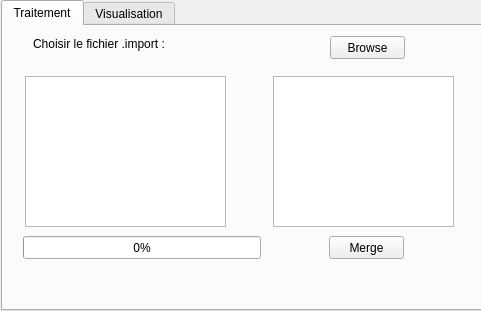
First picture: the form in Viewer/Version-T/Interface/mainwindow.ui, repository JulienAndre26/Modelisation-3D-par-Kinect, before the edit.
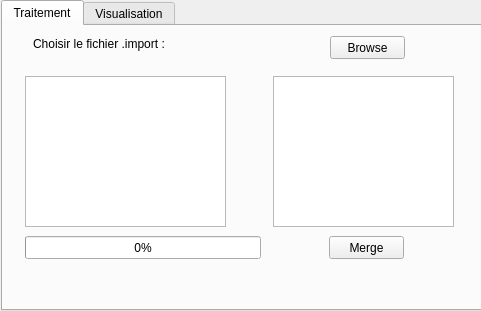
Second picture: the form after the edit.

Commit message: 2 pixels sur la droite

Patch:
```diff
--- a/Viewer/Version-T/Interface/mainwindow.ui
+++ b/Viewer/Version-T/Interface/mainwindow.ui
@@ -71,9 +71,9 @@
      <widget class="QProgressBar" name="progressBar">
       <property name="geometry">
        <rect>
-        <x>20</x>
+        <x>22</x>
         <y>210</y>
-        <width>238</width>
+        <width>236</width>
         <height>23</height>
        </rect>
       </property>
```
